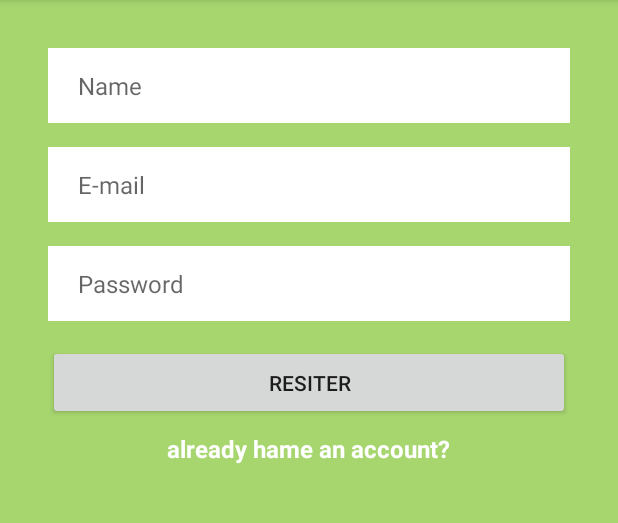
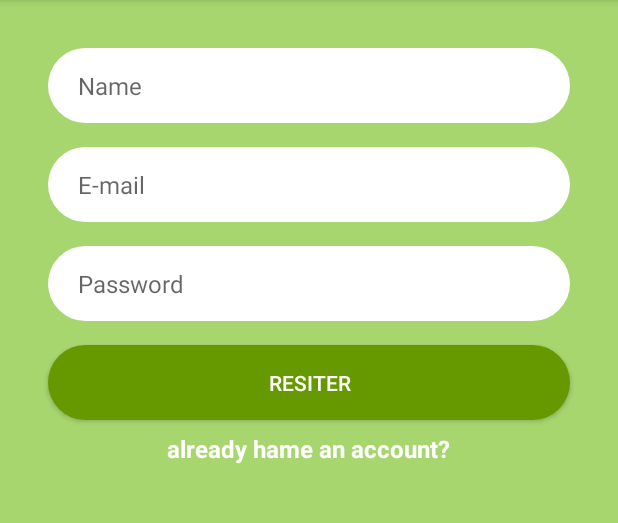
Before and after one commit to hyun132/KotlinMessenger, an Android app: the screen it shows after launch (MainActivity), after a tap on "RESITER", on a phone screen of 412 x 824 dp, the part 84-607 px from its top. Run offline under Robolectric (Android 15) with nearby library versions, the phone set to English and light mode, and no system bars; our stand-ins replace Firebase (no records; nobody signed in at launch, a user with empty details on screens opened directly).

Commit message:
함수 이용하여 코드 정리 & edittext shape 변경

```diff
--- a/app/src/main/java/com/example/kotlinmessenger/MainActivity.kt
+++ b/app/src/main/java/com/example/kotlinmessenger/MainActivity.kt
@@ -16,12 +16,25 @@ class MainActivity : AppCompatActivity() {
         setContentView(R.layout.activity_main)
 
         register_button_register.setOnClickListener {
+            performRegister()
+        }
+
+        already_have_account_textview.setOnClickListener {
+            Log.d("MainActivity","Try to show login activity")
+
+//            launch the login activity somehow
+            var intent = Intent(this, LoginActivity::class.java)
+            startActivity(intent)
+        }
+    }
+
+    private fun performRegister(){
         val email = email_edittext_register.text.toString()
         val password = password_edittext_register.text.toString()
 
         if(email.isEmpty() || password.isEmpty()) {
             Toast.makeText(this,"Please enter text in email and pw",Toast.LENGTH_SHORT).show()
-                return@setOnClickListener
+            return
         }
 
         Log.d("MainActivity","Email is : " + email)
@@ -37,15 +50,7 @@ class MainActivity : AppCompatActivity() {
 
             }.addOnFailureListener {
                 Log.d("Main","Failed to create user : ${it.message}")
-                }
-        }
-
-        already_have_account_textview.setOnClickListener {
-            Log.d("MainActivity","Try to show login activity")
-
-//            launch the login activity somehow
-            var intent = Intent(this, LoginActivity::class.java)
-            startActivity(intent)
+                Toast.makeText(this,"Failed to create user : ${it.message}",Toast.LENGTH_SHORT).show()
             }
     }
 }
--- /dev/null
+++ b/app/src/main/res/drawable/rounded_button.xml
@@ -0,0 +1,7 @@
+<?xml version="1.0" encoding="utf-8"?>
+<shape xmlns:android="http://schemas.android.com/apk/res/android">
+
+    <solid android:color="@android:color/holo_green_dark"/>
+    <corners android:radius="25dp"/>
+
+</shape>
--- /dev/null
+++ b/app/src/main/res/drawable/rounded_edittext_register_login.xml
@@ -0,0 +1,7 @@
+<?xml version="1.0" encoding="utf-8"?>
+<shape xmlns:android="http://schemas.android.com/apk/res/android">
+
+    <solid android:color="@android:color/white"/>
+    <corners android:radius="25dp"/>
+
+</shape>
--- a/app/src/main/res/layout/activity_main.xml
+++ b/app/src/main/res/layout/activity_main.xml
@@ -19,7 +19,7 @@
         android:paddingLeft="20dp"
         android:layout_width="match_parent"
         android:layout_height="50dp"
-        android:background="#FFF"
+        android:background="@drawable/rounded_edittext_register_login"
         android:hint="Name" />
 
     <EditText
@@ -32,7 +32,7 @@
         android:paddingLeft="20dp"
         android:layout_width="match_parent"
         android:layout_height="50dp"
-        android:background="#FFF"
+        android:background="@drawable/rounded_edittext_register_login"
         android:hint="E-mail"
         android:inputType="textEmailAddress" />
 
@@ -46,7 +46,7 @@
         android:paddingLeft="20dp"
         android:layout_width="match_parent"
         android:layout_height="50dp"
-        android:background="#FFF"
+        android:background="@drawable/rounded_edittext_register_login"
         android:hint="Password"
         android:inputType="textPassword" />
 
@@ -56,7 +56,9 @@
         android:layout_marginBottom="8dp"
         android:layout_marginLeft="32dp"
         android:layout_marginRight="32dp"
+        android:background="@drawable/rounded_button"
         android:text="RESITER"
+        android:textColor="@android:color/white"
         android:layout_width="match_parent"
         android:layout_height="50dp"/>
 
```
Also changed, not shown: app/src/main/res/layout/activity_login.xml (+5 -3 lines). Lines whose indentation alone changed are shown as unchanged.
